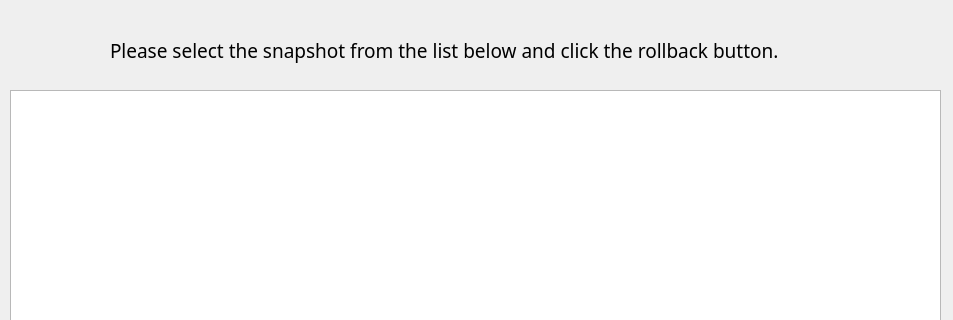
Above: rollback/main_window.ui from theduckchannel/xerolinux-rollback-git before the change; both pictures show x 0 to 953 and y 0 to 320 of the 953 by 559 pixel window. Below: the same form after it.
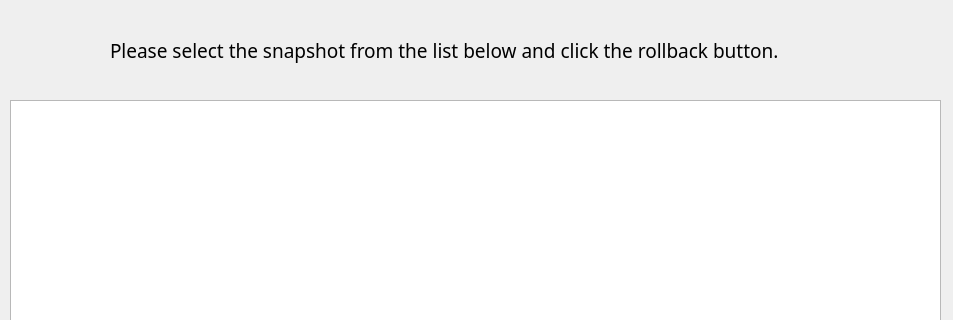
That is the form after the change. Icons and pictures are not drawn.

What changed in the file:
```diff
--- a/rollback/main_window.ui
+++ b/rollback/main_window.ui
@@ -25,9 +25,9 @@
     <property name="geometry">
      <rect>
       <x>10</x>
-      <y>90</y>
+      <y>100</y>
       <width>931</width>
-      <height>401</height>
+      <height>391</height>
      </rect>
     </property>
     <property name="alternatingRowColors">
```
